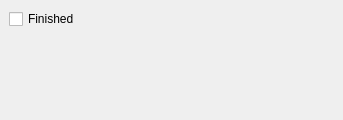
Above: kplato/libs/ui/kptmilestoneprogresspanelbase.ui from KDE/calligra before the change. Below: the same form after it.
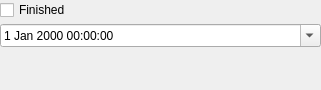
That is the form after the change. Custom widgets are drawn as their Qt base class.

Commit message: Use QDate*Edit with calendar popup in all dialogs. When finishing a  milestone, set actual starttime = actual finishtime and completion to 100%.

```diff
--- a/kplato/libs/ui/kptmilestoneprogresspanelbase.ui
+++ b/kplato/libs/ui/kptmilestoneprogresspanelbase.ui
@@ -6,19 +6,19 @@
    <rect>
     <x>0</x>
     <y>0</y>
-    <width>343</width>
-    <height>120</height>
+    <width>321</width>
+    <height>90</height>
    </rect>
   </property>
   <property name="windowTitle" >
    <string>MilestoneProgressPanelBase</string>
   </property>
   <layout class="QVBoxLayout" >
-   <property name="margin" >
-    <number>9</number>
-   </property>
    <property name="spacing" >
-    <number>6</number>
+    <number>4</number>
+   </property>
+   <property name="margin" >
+    <number>0</number>
    </property>
    <item>
     <widget class="QCheckBox" name="finished" >
@@ -28,14 +28,9 @@
     </widget>
    </item>
    <item>
-    <widget class="KDateTimeWidget" native="1" name="finishTime" >
-     <property name="sizePolicy" >
-      <sizepolicy>
-       <hsizetype>7</hsizetype>
-       <vsizetype>0</vsizetype>
-       <horstretch>0</horstretch>
-       <verstretch>0</verstretch>
-      </sizepolicy>
+    <widget class="QDateTimeEdit" name="finishTime" >
+     <property name="calendarPopup" >
+      <bool>true</bool>
      </property>
     </widget>
    </item>
@@ -59,14 +54,6 @@
  </widget>
  <layoutdefault spacing="6" margin="11" />
  <pixmapfunction>qPixmapFromMimeSource</pixmapfunction>
- <customwidgets>
-  <customwidget>
-   <class>KDateTimeWidget</class>
-   <extends>QWidget</extends>
-   <header>kdatetimewidget.h</header>
-   <container>1</container>
-  </customwidget>
- </customwidgets>
  <includes>
   <include location="local" >kdatetimewidget.h</include>
   <include location="local" >kdatewidget.h</include>
```
Left out of the diff: 2 changed lines with no effect on the pictures. The commit also changes 7 other files.
